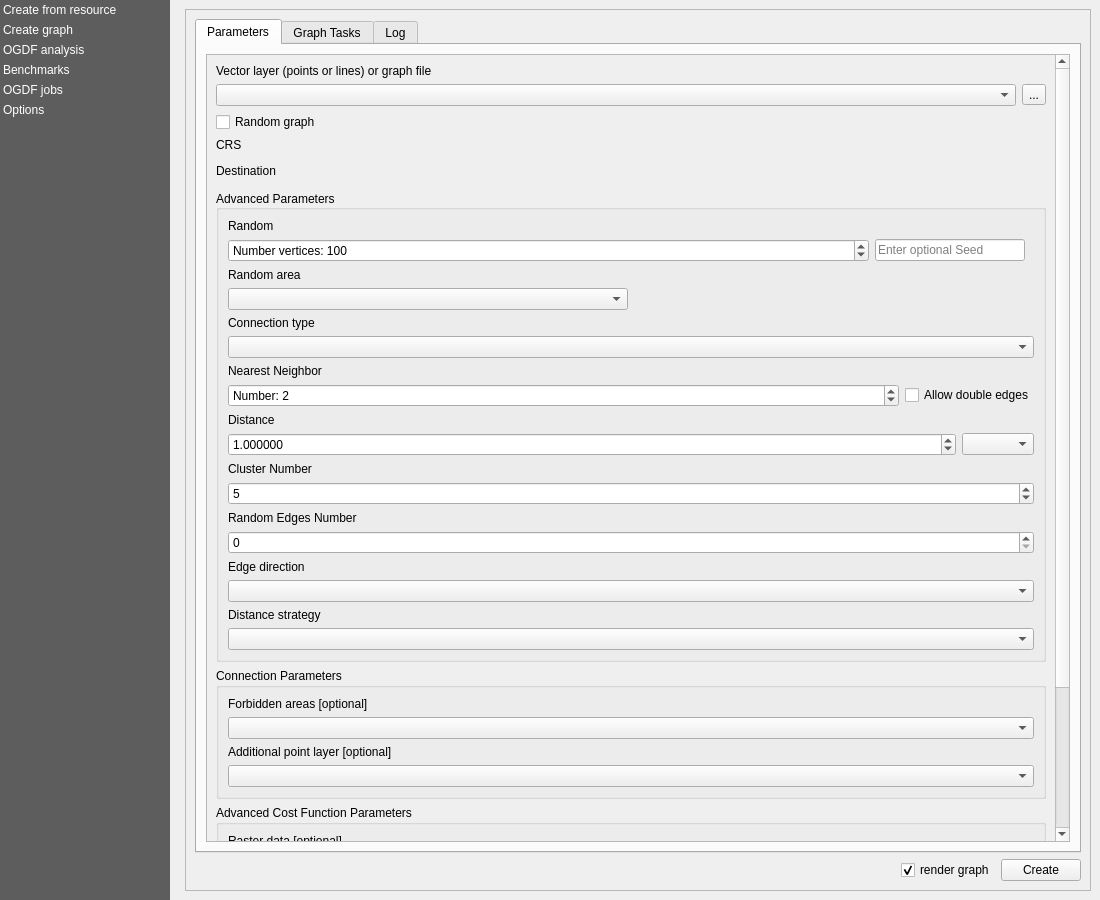
The window that views/PluginDialog.ui (S-P-A-N-N-E-R-S/Frontend) describes before a commit, drawn with Qt 5.
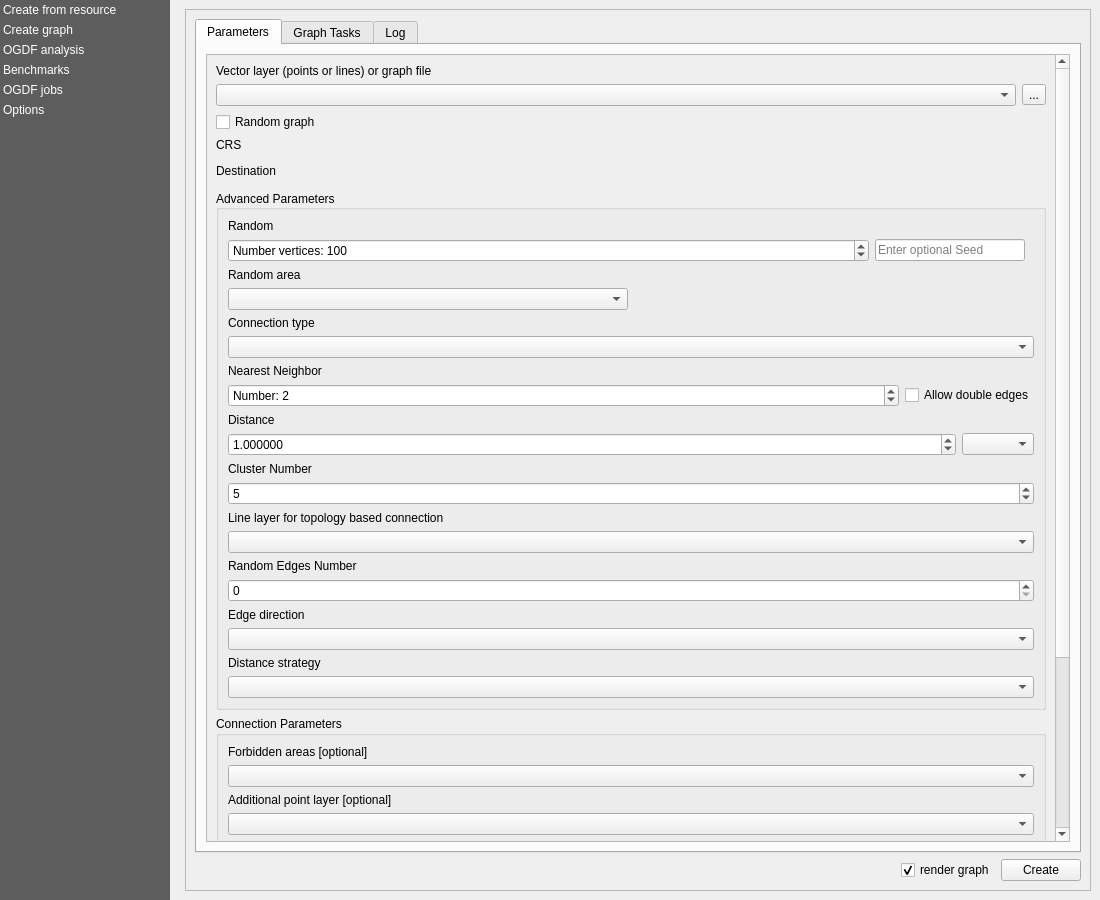
The same window after the commit. The open tabs and pages were chosen to show the change. Icons and pictures are not drawn. Custom widgets are drawn as their Qt base class.

Commit message: New LineLayer based connection type

```diff
--- a/views/PluginDialog.ui
+++ b/views/PluginDialog.ui
@@ -356,7 +356,7 @@
                          <x>0</x>
                          <y>0</y>
                          <width>846</width>
-                         <height>1136</height>
+                         <height>1190</height>
                         </rect>
                        </property>
                        <layout class="QVBoxLayout" name="verticalLayout_18">
@@ -774,6 +774,16 @@
                                  </property>
                                 </widget>
                                </item>
+                               <item>
+                                <widget class="QLabel" name="create_graph_line_layer_label">
+                                 <property name="text">
+                                  <string>Line layer for topology based connection</string>
+                                 </property>
+                                </widget>
+                               </item>
+                               <item>
+                                <widget class="QgsMapLayerComboBox" name="create_graph_line_layer_input"/>
+                               </item>
                                <item>
                                 <widget class="QLabel" name="label">
                                  <property name="text">
```
Left out of the diff: 12 changed lines with no effect on the pictures. The commit also changes 3 other files.
